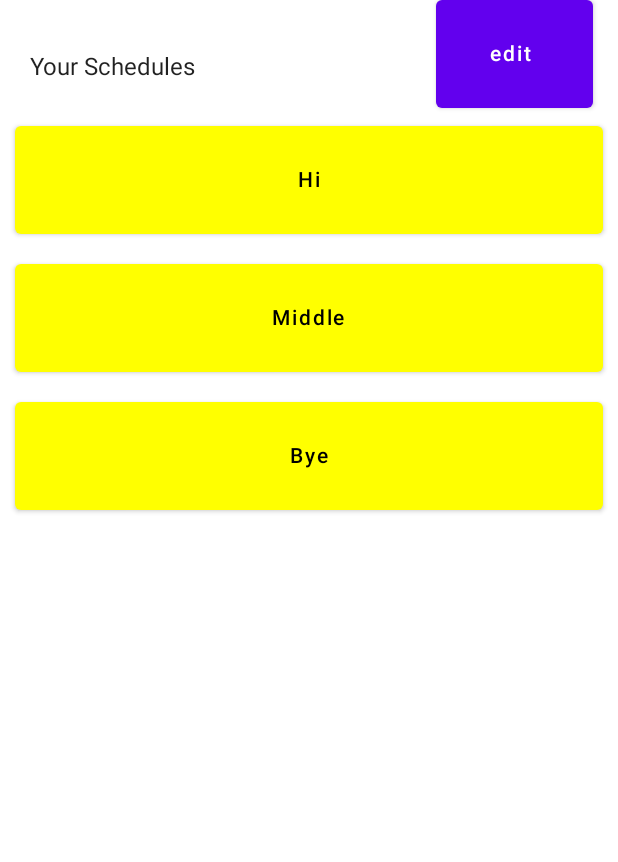
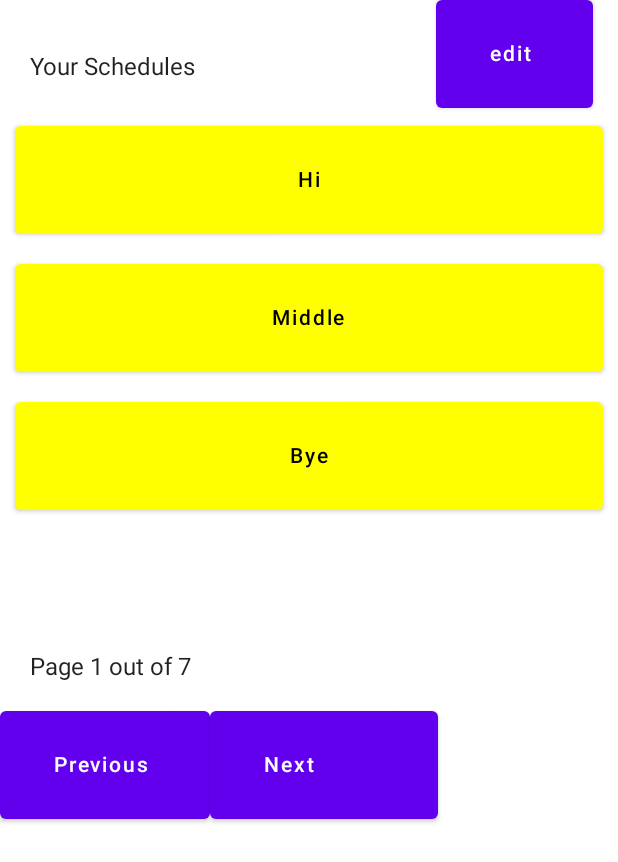
Before and after one commit to CrazySoupDumpling/Peak-Falcons, an Android app built with Jetpack Compose: the screen it shows after launch (MainActivity), on a phone screen of 412 x 824 dp. Shown: the top 862 px of the screen. Run offline under Robolectric (Android 15) with nearby library versions, the phone set to English and light mode, and no system bars.

Commit message:
Added "Page out of " text that works along with the buttons but doesnt do anything for switching out the schdeules

```diff
--- a/app/src/main/java/com/example/finalproject/MainActivity.kt
+++ b/app/src/main/java/com/example/finalproject/MainActivity.kt
@@ -36,17 +36,46 @@ class MainActivity : ComponentActivity() {
 
 @Composable
 fun Greeting(schedules: List<Schedule>) {
-    Column(Modifier.fillMaxHeight()) {
+
+    Column(modifier = Modifier.fillMaxHeight()) {
         Row(Modifier.fillMaxWidth()) {
-            Text(text = "Your Schedules", modifier = Modifier.padding(all = 20.dp).padding(top=15.dp))
+            Text(text = "Your Schedules", modifier = Modifier
+                .padding(all = 20.dp)
+                .padding(top = 15.dp))
             Spacer(modifier = Modifier.width(140.dp))
             Button(onClick = {/*placeholder*/ }) {
                 Text(text = "edit ", modifier = Modifier.padding(all = 20.dp))
             }
         }
         schedules.forEach{ scheduleName ->
-            Button(onClick = {/*placeholder*/ },modifier = Modifier.fillMaxWidth().padding(all=10.dp) ,colors = ButtonDefaults.buttonColors(backgroundColor = Color.Yellow)) {
+            Button(onClick = {/*placeholder*/ },modifier = Modifier
+                .fillMaxWidth()
+                .padding(all = 10.dp) ,colors = ButtonDefaults.buttonColors(backgroundColor = Color.Yellow)) {
                 Text(text = scheduleName.firstProperty, Modifier.padding(all = 20.dp))
+            }
+        }
+        Spacer(modifier = Modifier.height(50.dp))
+
+
+
+        var pageNum by remember{
+            mutableStateOf(1)
+        }
+        var totalPageNum by remember{
+            mutableStateOf(7)
+        }
+        Row(Modifier.fillMaxWidth()) {
+            Text(text = "Page "+pageNum+ " out of "+ totalPageNum, modifier = Modifier
+                .padding(all = 20.dp)
+                .padding(top = 15.dp))
+            Spacer(modifier = Modifier.height(20.dp))
+        }
+        Row(Modifier.fillMaxWidth()) {
+            Button(onClick = {if(pageNum>1)pageNum--}) {
+                Text(text = "Previous ", modifier = Modifier.padding(all = 20.dp))
+            }
+            Button(onClick = {if(pageNum<totalPageNum)pageNum++}) {
+                Text(text = "Next ", modifier = Modifier.padding(all = 20.dp).width(80.dp))
             }
         }
     }
```
